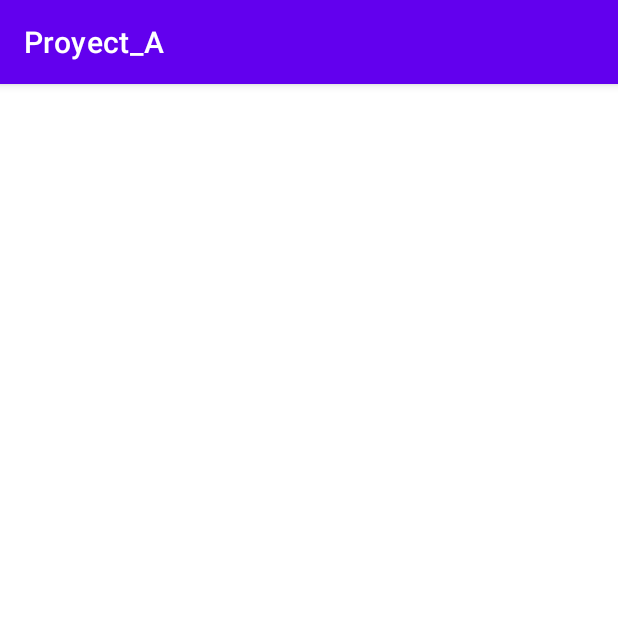
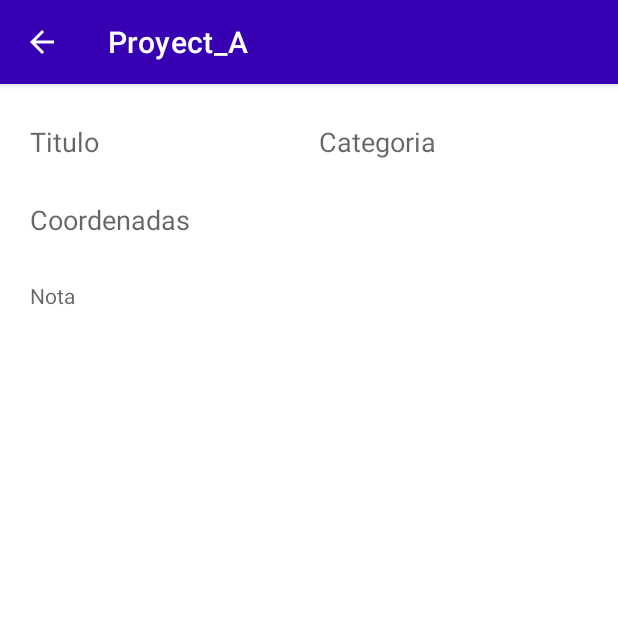
Before and after one commit to DanielDRP/Proyect_A, an Android app: the NoteActivity screen opened directly, with no data from a screen before it, on a phone screen of 412 x 824 dp, the top half of it. Run offline under Robolectric (Android 15) with nearby library versions, the light colour scheme and no system bars.

```diff
--- a/app/src/main/AndroidManifest.xml
+++ b/app/src/main/AndroidManifest.xml
@@ -9,7 +9,7 @@
         android:roundIcon="@mipmap/ic_launcher_round"
         android:supportsRtl="true"
         android:theme="@style/Theme.Proyect_A">
-        <activity android:name=".NoteActivity"></activity>
+        <activity android:name=".NoteActivity" android:parentActivityName=".MainActivity"></activity>
         <activity android:name=".MainActivity">
             <intent-filter>
                 <action android:name="android.intent.action.MAIN" />
--- a/app/src/main/res/layout/activity_note.xml
+++ b/app/src/main/res/layout/activity_note.xml
@@ -6,4 +6,77 @@
     android:layout_height="match_parent"
     tools:context=".NoteActivity">
 
+    <EditText
+        android:id="@+id/tituloEditText"
+        android:layout_width="0dp"
+        android:layout_height="wrap_content"
+        android:layout_marginStart="16dp"
+        android:layout_marginTop="16dp"
+        android:layout_marginEnd="8dp"
+        android:backgroundTint="#00FFFFFF"
+        android:drawableTint="#00FFFFFF"
+        android:ems="10"
+        android:foregroundGravity="center_horizontal|fill"
+        android:foregroundTint="#00FFFFFF"
+        android:hint="Titulo"
+        android:inputType="textPersonName"
+        app:layout_constraintEnd_toStartOf="@+id/tituloEditText3"
+        app:layout_constraintStart_toStartOf="parent"
+        app:layout_constraintTop_toTopOf="parent" />
+
+    <EditText
+        android:id="@+id/tituloEditText3"
+        android:layout_width="187dp"
+        android:layout_height="wrap_content"
+        android:layout_marginStart="8dp"
+        android:layout_marginTop="16dp"
+        android:layout_marginEnd="16dp"
+        android:backgroundTint="#00FFFFFF"
+        android:drawableTint="#00FFFFFF"
+        android:ems="10"
+        android:foregroundGravity="center_horizontal|fill"
+        android:foregroundTint="#00FFFFFF"
+        android:hint="Categoria"
+        android:inputType="textPersonName"
+        app:layout_constraintEnd_toEndOf="parent"
+        app:layout_constraintStart_toEndOf="@+id/tituloEditText"
+        app:layout_constraintTop_toTopOf="parent" />
+
+    <EditText
+        android:id="@+id/tituloEditText4"
+        android:layout_width="0dp"
+        android:layout_height="44dp"
+        android:layout_marginStart="16dp"
+        android:layout_marginTop="8dp"
+        android:layout_marginEnd="16dp"
+        android:backgroundTint="#00FFFFFF"
+        android:drawableTint="#00FFFFFF"
+        android:ems="10"
+        android:foregroundGravity="center_horizontal|fill"
+        android:foregroundTint="#00FFFFFF"
+        android:hint="Coordenadas"
+        android:inputType="textPersonName"
+        app:layout_constraintEnd_toEndOf="parent"
+        app:layout_constraintStart_toStartOf="parent"
+        app:layout_constraintTop_toBottomOf="@+id/tituloEditText" />
+
+    <EditText
+        android:id="@+id/editTextTextMultiLine"
+        android:layout_width="0dp"
+        android:layout_height="0dp"
+        android:layout_marginStart="16dp"
+        android:layout_marginTop="8dp"
+        android:layout_marginEnd="16dp"
+        android:layout_marginBottom="8dp"
+        android:backgroundTint="#00FFFFFF"
+        android:ems="10"
+        android:gravity="start|top"
+        android:hint="Nota"
+        android:inputType="textMultiLine"
+        android:textSize="14sp"
+        app:layout_constraintBottom_toBottomOf="parent"
+        app:layout_constraintEnd_toEndOf="parent"
+        app:layout_constraintStart_toStartOf="parent"
+        app:layout_constraintTop_toBottomOf="@+id/tituloEditText4" />
+
 </androidx.constraintlayout.widget.ConstraintLayout>
--- a/app/src/main/res/layout/list_element.xml
+++ b/app/src/main/res/layout/list_element.xml
@@ -6,7 +6,7 @@
     android:layout_height="wrap_content"
     android:animateLayoutChanges="true"
     app:cardCornerRadius="20dp"
-    app:cardElevation="4dp"
+
     app:cardUseCompatPadding="true"
     android:clickable="true"
     android:foreground="?android:attr/selectableItemBackground">
--- a/app/src/main/res/values-night/themes.xml
+++ b/app/src/main/res/values-night/themes.xml
@@ -2,8 +2,8 @@
     <!-- Base application theme. -->
     <style name="Theme.Proyect_A" parent="Theme.MaterialComponents.DayNight.DarkActionBar">
         <!-- Primary brand color. -->
-        <item name="colorPrimary">@color/purple_200</item>
-        <item name="colorPrimaryVariant">@color/purple_700</item>
+        <item name="colorPrimary">@color/gray</item>
+        <item name="colorPrimaryVariant">@color/black</item>
         <item name="colorOnPrimary">@color/black</item>
         <!-- Secondary brand color. -->
         <item name="colorSecondary">@color/teal_200</item>
--- a/app/src/main/res/values/colors.xml
+++ b/app/src/main/res/values/colors.xml
@@ -7,4 +7,6 @@
     <color name="teal_700">#FF018786</color>
     <color name="black">#FF000000</color>
     <color name="white">#FFFFFFFF</color>
+    <color name="gray">#121212</color>
+
 </resources>
--- a/app/src/main/res/values/strings.xml
+++ b/app/src/main/res/values/strings.xml
@@ -1,3 +1,5 @@
 <resources>
     <string name="app_name">Proyect_A</string>
+    <string name="tus_notas">Tus Notas</string>
+    <string name="todo">TODO</string>
 </resources>
--- a/app/src/main/res/values/themes.xml
+++ b/app/src/main/res/values/themes.xml
@@ -2,7 +2,7 @@
     <!-- Base application theme. -->
     <style name="Theme.Proyect_A" parent="Theme.MaterialComponents.DayNight.DarkActionBar">
         <!-- Primary brand color. -->
-        <item name="colorPrimary">@color/purple_500</item>
+        <item name="colorPrimary">@color/purple_700</item>
         <item name="colorPrimaryVariant">@color/purple_700</item>
         <item name="colorOnPrimary">@color/white</item>
         <!-- Secondary brand color. -->
```
Also changed, not shown: app/src/main/java/com/example/proyect_a/AdminSQLiteOpenHelper.java (added, +24 -0 lines), app/src/main/java/com/example/proyect_a/MainActivity.java (+14 -1 lines), app/src/main/res/drawable/ic_explore_24px.xml (added, +9 -0 lines), app/src/main/res/drawable/ic_search_black_24dp.xml (added, +9 -0 lines), app/src/main/res/layout/activity_main.xml (+29 -4 lines).
